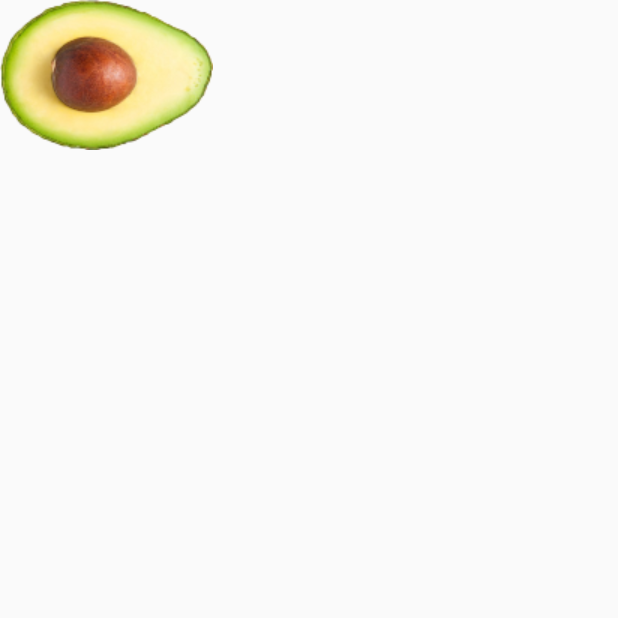
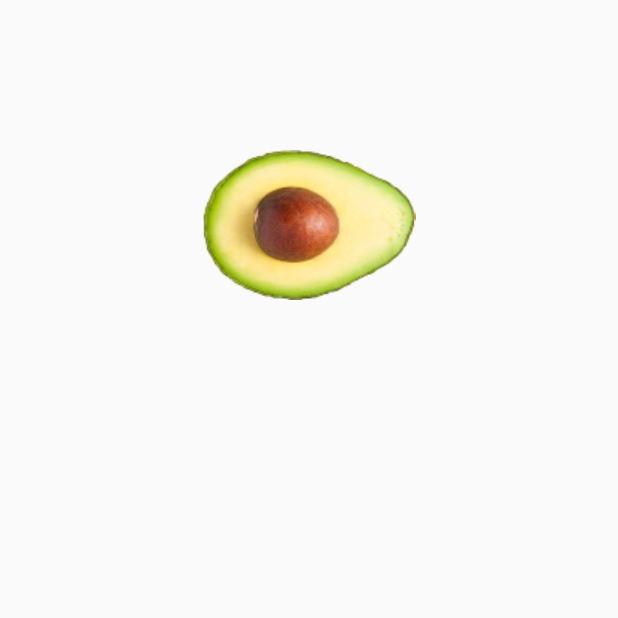
Before and after one commit to erdemgocen44/La-Marche, a Flutter app: the screen it shows after launch, on a phone screen of 412 x 824 dp, the top half of it. Run offline on Flutter 3.47's test engine with Material 2 defaults, Android fonts, the phone set to English and light mode, and no system bars.

Commit message:
intropage commerce

```diff
--- a/lib/pages/intro_page.dart
+++ b/lib/pages/intro_page.dart
@@ -15,8 +15,15 @@ class _IntroPageState extends State<IntroPage> {
     return Scaffold(
       body: Column(
         children: [
-          Image.asset(
-            'assets/images/avocat.png',
+          Center(
+            child: Padding(
+              padding: const EdgeInsets.only(
+                top: 100,
+              ),
+              child: Image.asset(
+                'assets/images/avocat.png',
+              ),
+            ),
           ),
         ],
       ),
```
